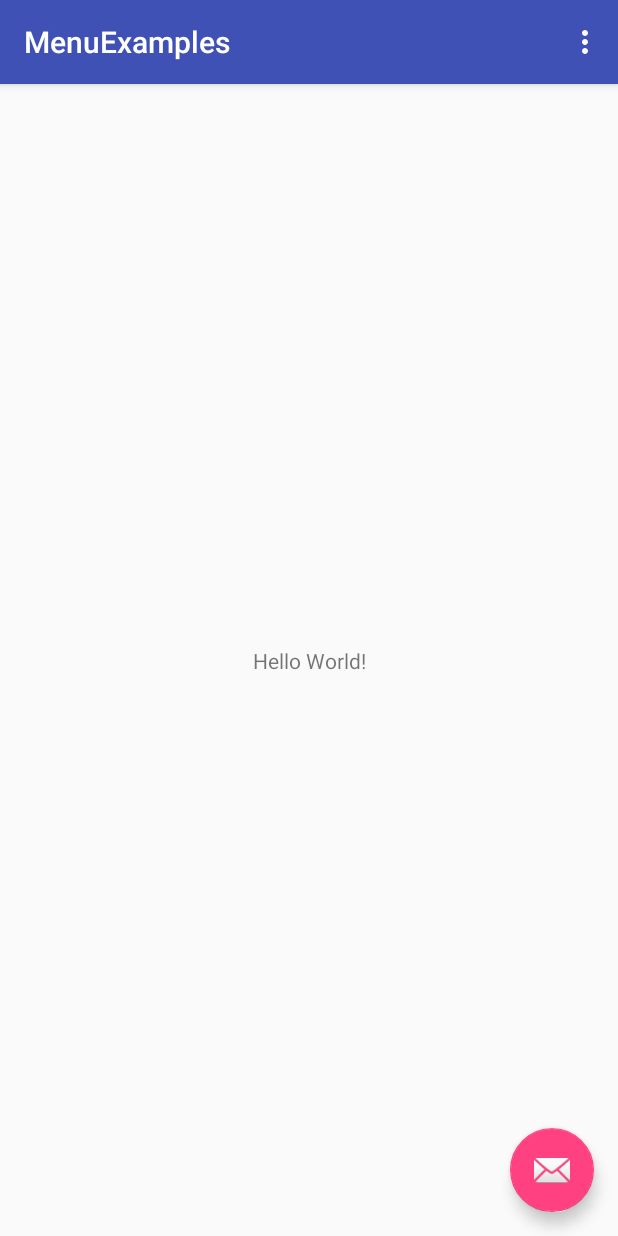
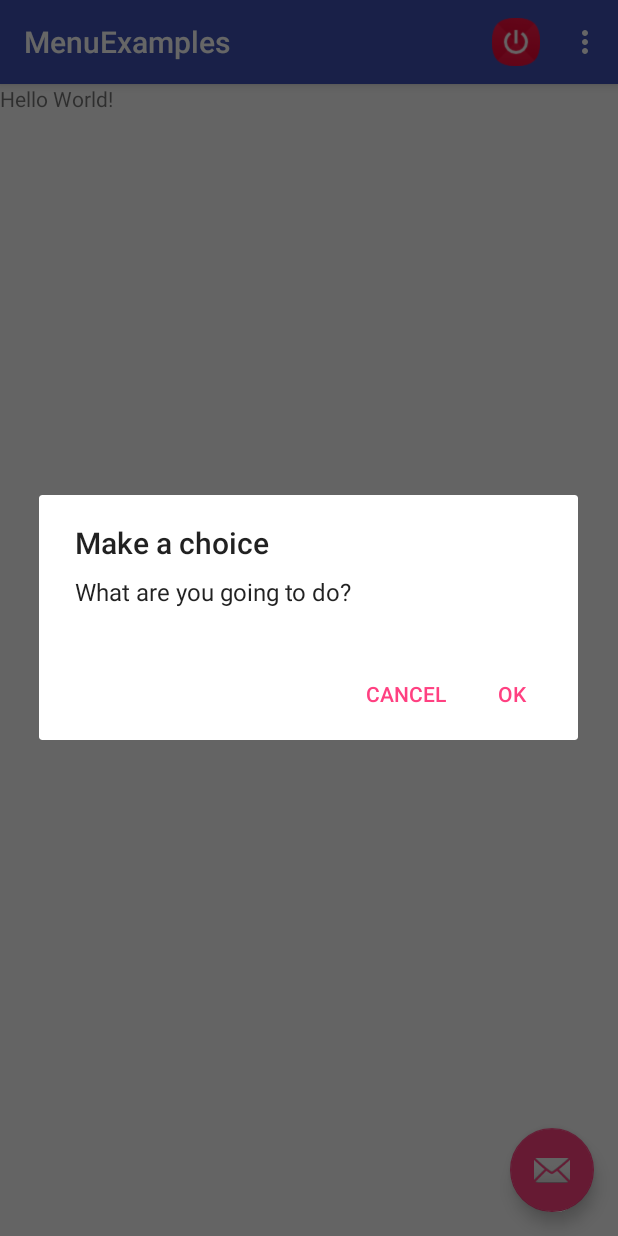
Before and after one commit to CaddyDz/Java, an Android app: the screen it shows after launch (MainActivity), in the options menu, after a tap on "Settings", on a phone screen of 412 x 824 dp. Run offline under Robolectric (Android 15) with nearby library versions, the phone set to English and light mode, and no system bars.

Commit message:
Options menu & Dialog Box & App exit 1- Choose Android API level 2- Custom app namespace 3- Basic activity options menu vs empty activity (nothing) 4- Build dir generated files 5- Add property support for older versions by app namespace 6- Options menu UI component addition in main_menu.xml 7- Options menu items show options (if room) or (always) or (never) 8- Items `orderInCategory` property 9- Add icon to options menu items 10- Property multiple values separation by pipe | 11- Options menu items grouping 12- Checkable behavior for options menu items 13- Exit the app by finish(); globally accessible method 14- Create Dialog Fragment 15- Manually specify Android minimum SDK 16- AndroidManifest.xml and app module build.gradle 17- Extend DialogFragment class and override onCreateDialog method 18- Get currently active activity 19- Specify title & message content and options (accept and cancel) buttons for dialog box 20- Use fragment manager to show the dialog 21- Return the dialog create method
Signed-off-by: Caddy Dz <tbitw31@gmail.com>

```diff
--- a/app/src/main/java/com/englishdz/menuexamples/MainActivity.java
+++ b/app/src/main/java/com/englishdz/menuexamples/MainActivity.java
@@ -1,5 +1,6 @@
 package com.englishdz.menuexamples;
 
+import android.app.DialogFragment;
 import android.os.Bundle;
 import android.support.design.widget.FloatingActionButton;
 import android.support.design.widget.Snackbar;
@@ -44,6 +45,12 @@ public class MainActivity extends AppCompatActivity {
 
         //noinspection SimplifiableIfStatement
         if (id == R.id.action_settings) {
+            DialogFragment myFragment = new MyDialogFragment();
+
+            myFragment.show(getFragmentManager(), "theDialog");
+            return true;
+        } else if (id == R.id.exit_the_app) {
+            finish();
             return true;
         }
 
--- /dev/null
+++ b/app/src/main/java/com/englishdz/menuexamples/MyDialogFragment.java
@@ -0,0 +1,36 @@
+package com.englishdz.menuexamples;
+
+import android.app.AlertDialog;
+import android.app.Dialog;
+import android.app.DialogFragment;
+import android.content.DialogInterface;
+import android.os.Bundle;
+import android.widget.Toast;
+
+/**
+ * Created by GREY on 10/15/17.
+ */
+
+public class MyDialogFragment extends DialogFragment {
+
+    @Override
+    public Dialog onCreateDialog(Bundle savedInstanceState) {
+        AlertDialog.Builder theDialog = new AlertDialog.Builder(getActivity());
+
+        theDialog.setTitle("Make a choice");
+        theDialog.setMessage("What are you going to do?");
+        theDialog.setPositiveButton("OK", new DialogInterface.OnClickListener() {
+            @Override
+            public void onClick(DialogInterface dialogInterface, int i) {
+                Toast.makeText(getActivity(), "You clicked OK", Toast.LENGTH_SHORT).show();
+            }
+        });
+        theDialog.setNegativeButton("Cancel", new DialogInterface.OnClickListener() {
+            @Override
+            public void onClick(DialogInterface dialogInterface, int i) {
+                Toast.makeText(getActivity(), "You clicked Cancel", Toast.LENGTH_SHORT).show();
+            }
+        });
+        return theDialog.create();
+    }
+}
--- a/app/src/main/res/layout/content_main.xml
+++ b/app/src/main/res/layout/content_main.xml
@@ -1,5 +1,5 @@
 <?xml version="1.0" encoding="utf-8"?>
-<android.support.constraint.ConstraintLayout
+<RelativeLayout
     xmlns:android="http://schemas.android.com/apk/res/android"
     xmlns:tools="http://schemas.android.com/tools"
     xmlns:app="http://schemas.android.com/apk/res-auto"
@@ -18,4 +18,4 @@
         app:layout_constraintRight_toRightOf="parent"
         app:layout_constraintTop_toTopOf="parent" />
 
-</android.support.constraint.ConstraintLayout>
+</RelativeLayout>
--- a/app/src/main/res/menu/menu_main.xml
+++ b/app/src/main/res/menu/menu_main.xml
@@ -2,8 +2,17 @@
     xmlns:app="http://schemas.android.com/apk/res-auto"
     xmlns:tools="http://schemas.android.com/tools"
     tools:context="com.englishdz.menuexamples.MainActivity" >
-    <item android:id="@+id/action_settings"
-        android:title="@string/action_settings"
-        android:orderInCategory="100"
-        app:showAsAction="never" />
+    <group android:checkableBehavior="single">
+        <item android:id="@+id/action_settings"
+            android:title="@string/action_settings"
+            android:orderInCategory="100"
+            app:showAsAction="never"
+            android:icon="@drawable/settings"/>
+
+        <item android:id="@+id/exit_the_app"
+            android:title="@string/exit_button_text"
+            app:showAsAction="ifRoom|withText"
+            android:orderInCategory="101"
+            android:icon="@drawable/exit"/>
+    </group>
 </menu>
--- a/app/src/main/res/values/strings.xml
+++ b/app/src/main/res/values/strings.xml
@@ -1,4 +1,5 @@
 <resources>
     <string name="app_name">MenuExamples</string>
     <string name="action_settings">Settings</string>
+    <string name="exit_button_text">Exit</string>
 </resources>
```
Also changed, not shown: app/src/main/res/drawable/exit.png (added), app/src/main/res/drawable/settings.png (added), 1 other file.
